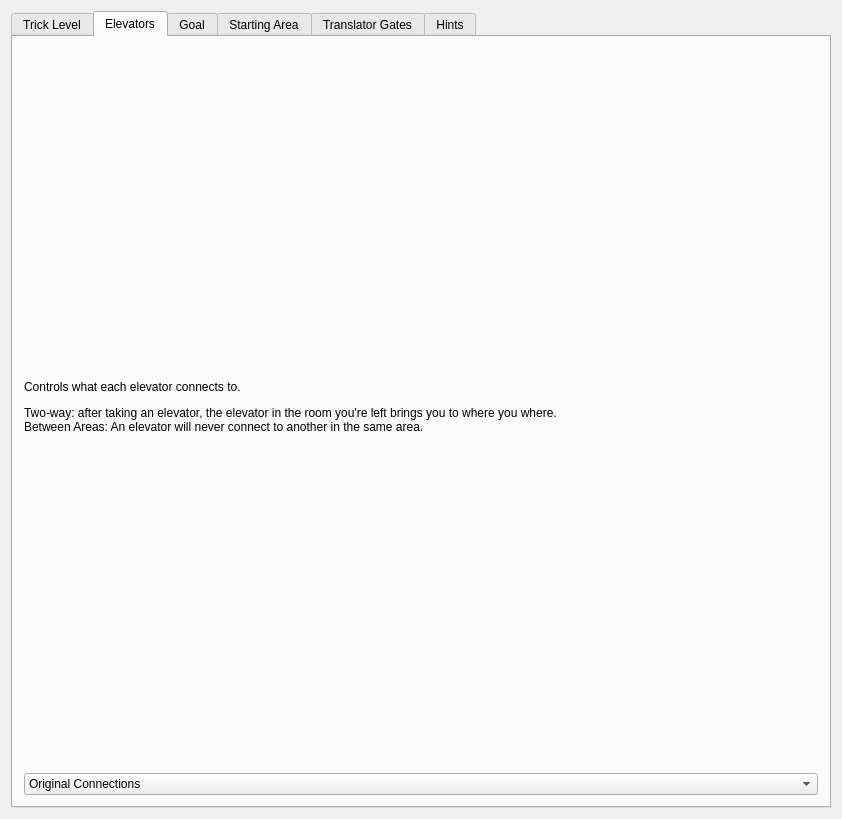
First picture: the form in randovania/gui/logic_settings_window.ui, repository ursineasylum/randovania, before the edit.
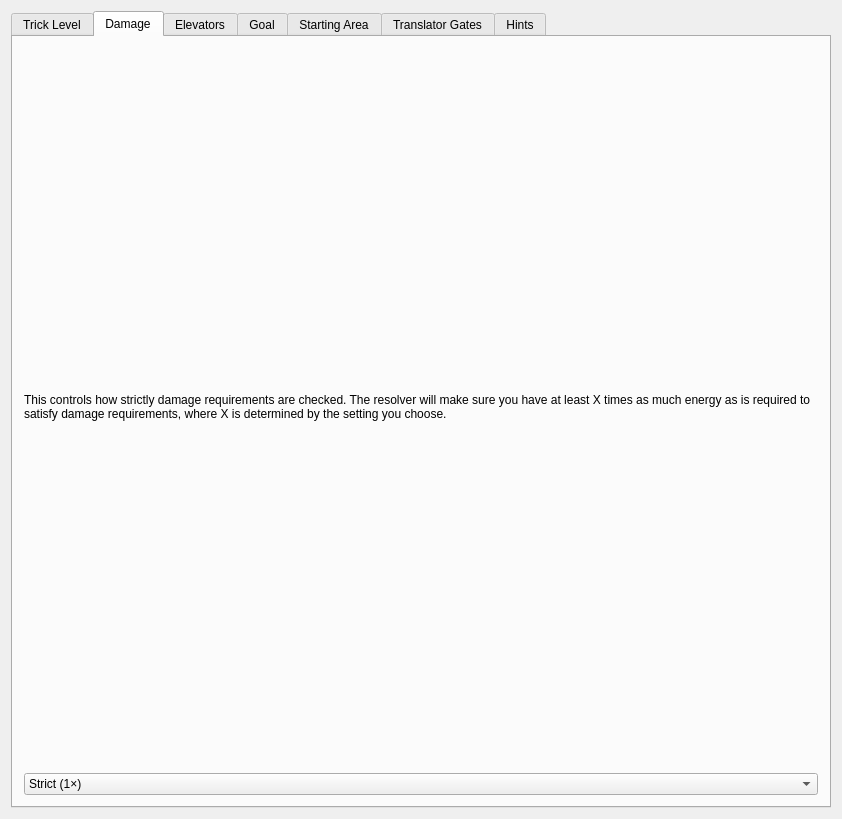
Second picture: the form after the edit. The open tabs and pages were chosen to show the change.

Commit message: Add UI to select damage requirement strictness

What changed in the file:
```diff
--- a/randovania/gui/logic_settings_window.ui
+++ b/randovania/gui/logic_settings_window.ui
@@ -149,6 +149,45 @@
         </item>
        </layout>
       </widget>
+      <widget class="QWidget" name="damage_tab">
+       <attribute name="title">
+        <string>Damage</string>
+       </attribute>
+       <layout class="QVBoxLayout" name="verticalLayout_2">
+        <item>
+         <widget class="QLabel" name="damage_label">
+          <property name="text">
+           <string>&lt;html&gt;&lt;head/&gt;&lt;body&gt;&lt;p&gt;This controls how strictly damage requirements are checked. The resolver will make sure you have at least X times as much energy as is required to satisfy damage requirements, where X is determined by the setting you choose.&lt;/p&gt;&lt;/body&gt;&lt;/html&gt;</string>
+          </property>
+          <property name="wordWrap">
+           <bool>true</bool>
+          </property>
+         </widget>
+        </item>
+        <item>
+         <widget class="QComboBox" name="damage_combo">
+          <property name="currentText">
+           <string>Medium (1.5×)</string>
+          </property>
+          <item>
+           <property name="text">
+            <string>Strict (1×)</string>
+           </property>
+          </item>
+          <item>
+           <property name="text">
+            <string>Medium (1.5×)</string>
+           </property>
+          </item>
+          <item>
+           <property name="text">
+            <string>Lenient (2×)</string>
+           </property>
+          </item>
+         </widget>
+        </item>
+       </layout>
+      </widget>
       <widget class="QWidget" name="elevator_tab">
        <attribute name="title">
         <string>Elevators</string>
```
Left out of the diff: 6 changed lines with no effect on the pictures.
